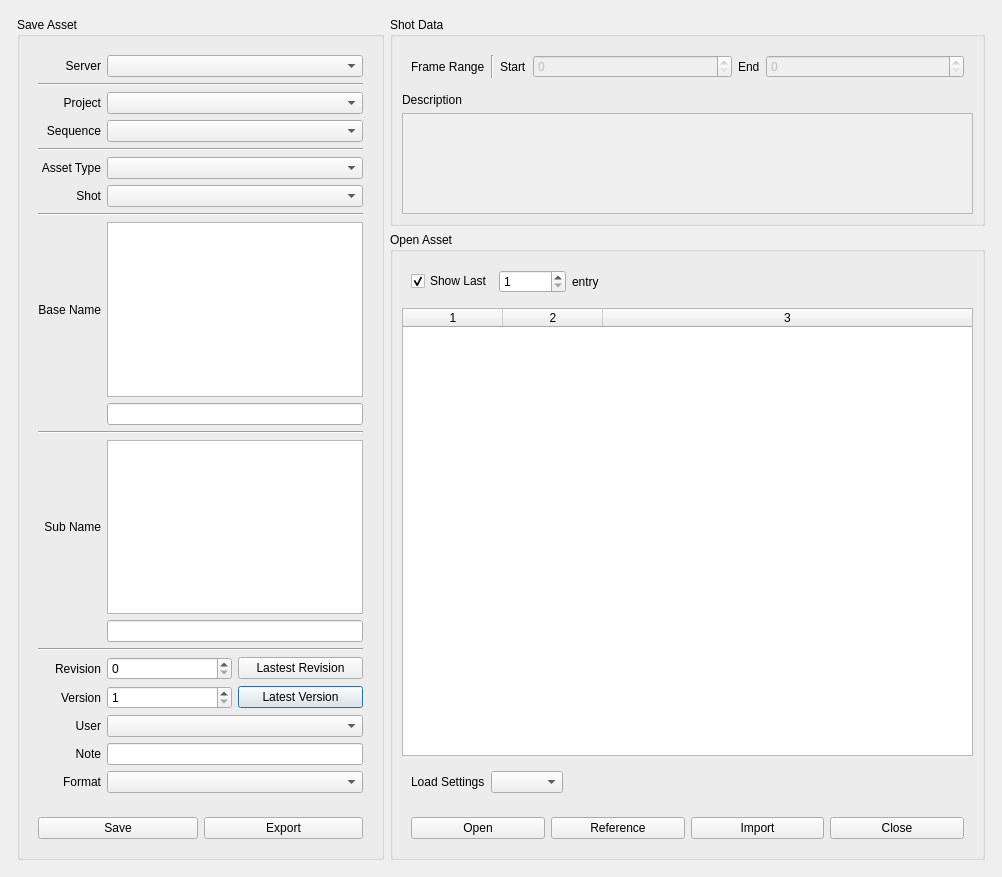
The window that oyProjectManager/ui/assetManager.ui (code-google-com/oyprojectmanager) describes before a commit, drawn with Qt 5.
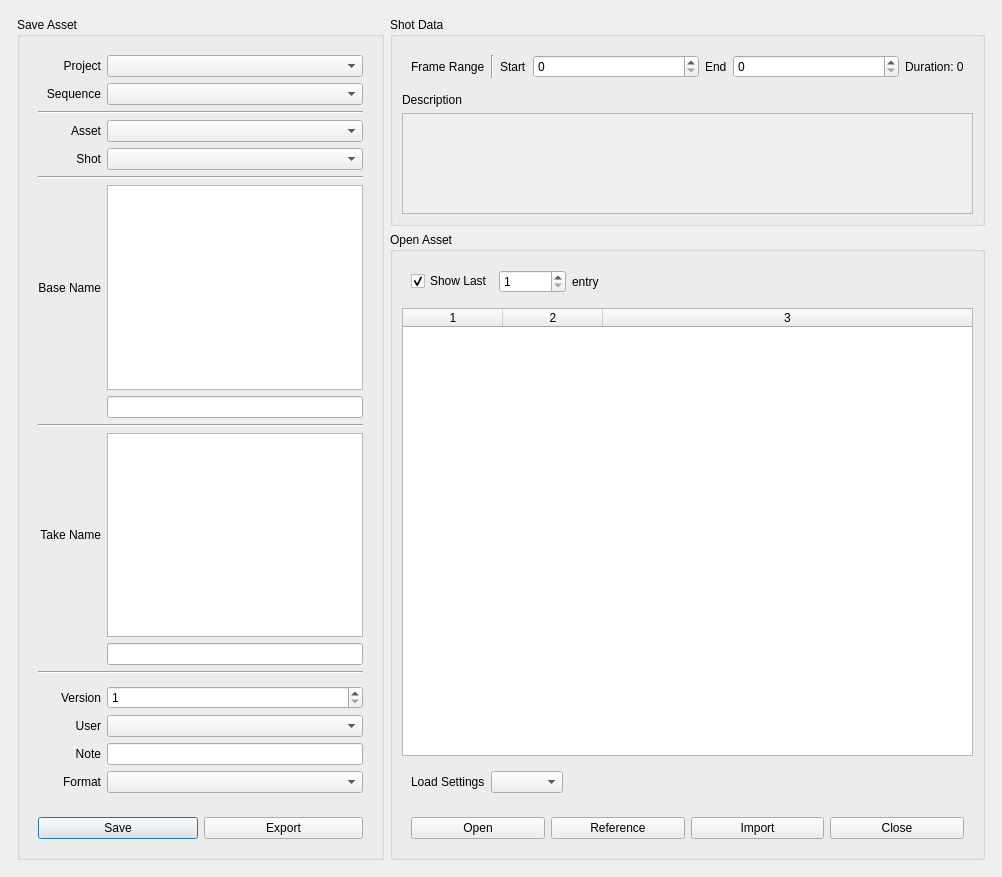
The same window after the commit.

Commit message: started to renew the assetManager.UI

The edit to the form file:
```diff
--- a/oyProjectManager/ui/assetManager.ui
+++ b/oyProjectManager/ui/assetManager.ui
@@ -50,7 +50,7 @@
             <item>
              <widget class="QWidget" name="gridWidget1" native="true">
               <layout class="QGridLayout" name="gridLayout1">
-               <item row="7" column="0">
+               <item row="5" column="0">
                 <widget class="QLabel" name="shot_label1">
                  <property name="text">
                   <string>Shot</string>
@@ -60,27 +60,7 @@
                  </property>
                 </widget>
                </item>
-               <item row="0" column="0">
-                <widget class="QLabel" name="server_label">
-                 <property name="text">
-                  <string>Server</string>
-                 </property>
-                 <property name="alignment">
-                  <set>Qt::AlignRight|Qt::AlignTrailing|Qt::AlignVCenter</set>
-                 </property>
-                </widget>
-               </item>
-               <item row="16" column="0">
-                <widget class="QLabel" name="revision_label1">
-                 <property name="text">
-                  <string>Revision</string>
-                 </property>
-                 <property name="alignment">
-                  <set>Qt::AlignRight|Qt::AlignTrailing|Qt::AlignVCenter</set>
-                 </property>
-                </widget>
-               </item>
-               <item row="17" column="1">
+               <item row="15" column="1">
                 <widget class="QWidget" name="version_horizontalWidget" native="true">
                  <layout class="QHBoxLayout" name="version_horizontalLayout">
                   <property name="margin">
@@ -110,29 +90,10 @@
                     </property>
                    </widget>
                   </item>
-                  <item>
-                   <widget class="QPushButton" name="version_pushButton">
-                    <property name="minimumSize">
-                     <size>
-                      <width>111</width>
-                      <height>0</height>
-                     </size>
-                    </property>
-                    <property name="toolTip">
-                     <string>gets the latest version number</string>
-                    </property>
-                    <property name="statusTip">
-                     <string>gets the latest version number</string>
-                    </property>
-                    <property name="text">
-                     <string>Latest Version</string>
-                    </property>
-                   </widget>
-                  </item>
                  </layout>
                 </widget>
                </item>
-               <item row="7" column="1">
+               <item row="5" column="1">
                 <widget class="QComboBox" name="shot_comboBox1">
                  <property name="enabled">
                   <bool>true</bool>
@@ -156,7 +117,7 @@
                  </property>
                 </widget>
                </item>
-               <item row="3" column="0">
+               <item row="1" column="0">
                 <widget class="QLabel" name="sequence_label">
                  <property name="text">
                   <string>Sequence</string>
@@ -166,8 +127,8 @@
                  </property>
                 </widget>
                </item>
-               <item row="13" column="1">
-                <widget class="QListWidget" name="subName_listWidget">
+               <item row="11" column="1">
+                <widget class="QListWidget" name="take_name_listWidget">
                  <property name="sizePolicy">
                   <sizepolicy hsizetype="Expanding" vsizetype="Expanding">
                    <horstretch>0</horstretch>
@@ -188,31 +149,7 @@
                  </property>
                 </widget>
                </item>
-               <item row="0" column="1">
-                <widget class="QComboBox" name="server_comboBox">
-                 <property name="sizePolicy">
-                  <sizepolicy hsizetype="Expanding" vsizetype="Fixed">
-                   <horstretch>0</horstretch>
-                   <verstretch>0</verstretch>
-                  </sizepolicy>
-                 </property>
-                 <property name="toolTip">
-                  <string>Select a Server</string>
-                 </property>
-                 <property name="statusTip">
-                  <string>Select a Server</string>
-                 </property>
-                 <property name="whatsThis">
-                  <string>Server:
-
-Servers are the places that the main project folders are saved. For now there is only one supported server. In the future that can be expanded to multiple servers...</string>
-                 </property>
-                 <property name="editable">
-                  <bool>false</bool>
-                 </property>
-                </widget>
-               </item>
-               <item row="19" column="1">
+               <item row="17" column="1">
                 <widget class="QLineEdit" name="note_lineEdit1">
                  <property name="sizePolicy">
                   <sizepolicy hsizetype="Expanding" vsizetype="Fixed">
@@ -233,61 +170,27 @@
                  </property>
                 </widget>
                </item>
-               <item row="16" column="1">
+               <item row="14" column="1">
                 <widget class="QWidget" name="revision_horizontalWidget" native="true">
-                 <layout class="QHBoxLayout" name="revision_horizontalLayout" stretch="1,1">
+                 <layout class="QHBoxLayout" name="revision_horizontalLayout" stretch="">
                   <property name="margin">
                    <number>0</number>
                   </property>
-                  <item>
-                   <widget class="QSpinBox" name="revision_spinBox">
-                    <property name="toolTip">
-                     <string>increase it when the asset needs a revision</string>
-                    </property>
-                    <property name="statusTip">
-                     <string>increase it when the asset needs a revision</string>
-                    </property>
-                    <property name="whatsThis">
-                     <string>Revision Number:
-
-Revision numbers represents the milestones in the development of this asset. Generally it is increased when something big is changed in the asset.</string>
-                    </property>
-                   </widget>
-                  </item>
-                  <item>
-                   <widget class="QPushButton" name="revision_pushButton">
-                    <property name="minimumSize">
-                     <size>
-                      <width>111</width>
-                      <height>0</height>
-                     </size>
-                    </property>
-                    <property name="toolTip">
-                     <string>gets the latest revision number</string>
-                    </property>
-                    <property name="statusTip">
-                     <string>gets the latest revision number</string>
-                    </property>
-                    <property name="text">
-                     <string>Lastest Revision</string>
-                    </property>
-                   </widget>
-                  </item>
                  </layout>
                 </widget>
                </item>
-               <item row="6" column="0">
+               <item row="4" column="0">
                 <widget class="QLabel" name="assetType_label1">
                  <property name="text">
-                  <string>Asset Type</string>
+                  <string>Asset</string>
                  </property>
                  <property name="alignment">
                   <set>Qt::AlignRight|Qt::AlignTrailing|Qt::AlignVCenter</set>
                  </property>
                 </widget>
                </item>
-               <item row="10" column="1">
-                <widget class="QListWidget" name="baseName_listWidget">
+               <item row="8" column="1">
+                <widget class="QListWidget" name="base_name_listWidget">
                  <property name="sizePolicy">
                   <sizepolicy hsizetype="Expanding" vsizetype="Expanding">
                    <horstretch>0</horstretch>
@@ -305,7 +208,7 @@
                  </property>
                 </widget>
                </item>
-               <item row="6" column="1">
+               <item row="4" column="1">
                 <widget class="QComboBox" name="assetType_comboBox1">
                  <property name="sizePolicy">
                   <sizepolicy hsizetype="Preferred" vsizetype="Fixed">
@@ -326,21 +229,14 @@
                  </property>
                 </widget>
                </item>
-               <item row="12" column="0" colspan="2">
+               <item row="10" column="0" colspan="2">
                 <widget class="Line" name="line_4">
                  <property name="orientation">
                   <enum>Qt::Horizontal</enum>
                  </property>
                 </widget>
                </item>
-               <item row="1" column="0" colspan="2">
-                <widget class="Line" name="line">
-                 <property name="orientation">
-                  <enum>Qt::Horizontal</enum>
-                 </property>
-                </widget>
-               </item>
-               <item row="2" column="1">
+               <item row="0" column="1">
                 <widget class="QComboBox" name="project_comboBox">
                  <property name="sizePolicy">
                   <sizepolicy hsizetype="Expanding" vsizetype="Fixed">
@@ -364,17 +260,17 @@
                  </property>
                 </widget>
                </item>
-               <item row="13" column="0">
-                <widget class="QLabel" name="subName_label1">
+               <item row="11" column="0">
+                <widget class="QLabel" name="take_name_label">
                  <property name="text">
-                  <string>Sub Name</string>
+                  <string>Take Name</string>
                  </property>
                  <property name="alignment">
                   <set>Qt::AlignRight|Qt::AlignTrailing|Qt::AlignVCenter</set>
                  </property>
                 </widget>
                </item>
-               <item row="19" column="0">
+               <item row="17" column="0">
                 <widget class="QLabel" name="note_label1">
                  <property name="text">
                   <string>Note</string>
@@ -384,17 +280,7 @@
                  </property>
                 </widget>
                </item>
-               <item row="10" column="0">
-                <widget class="QLabel" name="baseName_label1">
-                 <property name="text">
-                  <string>Base Name</string>
-                 </property>
-                 <property name="alignment">
-                  <set>Qt::AlignRight|Qt::AlignTrailing|Qt::AlignVCenter</set>
-                 </property>
-                </widget>
-               </item>
-               <item row="3" column="1">
+               <item row="1" column="1">
                 <widget class="QComboBox" name="sequence_comboBox">
                  <property name="sizePolicy">
                   <sizepolicy hsizetype="Expanding" vsizetype="Fixed">
@@ -418,8 +304,8 @@
                  </property>
                 </widget>
                </item>
-               <item row="11" column="1">
-                <widget class="QLineEdit" name="baseName_lineEdit">
+               <item row="9" column="1">
+                <widget class="QLineEdit" name="base_name_lineEdit">
                  <property name="toolTip">
                   <string>enter the baseName for new assets here</string>
                  </property>
@@ -428,7 +314,7 @@
                  </property>
                 </widget>
                </item>
-               <item row="2" column="0">
+               <item row="0" column="0">
                 <widget class="QLabel" name="project_label">
                  <property name="text">
                   <string>Project</string>
@@ -438,29 +324,29 @@
                  </property>
                 </widget>
                </item>
-               <item row="4" column="0" colspan="2">
+               <item row="2" column="0" colspan="2">
                 <widget class="Line" name="line_2">
                  <property name="orientation">
                   <enum>Qt::Horizontal</enum>
                  </property>
                 </widget>
                </item>
-               <item row="15" column="0" colspan="2">
+               <item row="13" column="0" colspan="2">
                 <widget class="Line" name="line_5">
                  <property name="orientation">
                   <enum>Qt::Horizontal</enum>
                  </property>
                 </widget>
                </item>
-               <item row="8" column="0" colspan="2">
+               <item row="6" column="0" colspan="2">
                 <widget class="Line" name="line_3">
                  <property name="orientation">
                   <enum>Qt::Horizontal</enum>
                  </property>
                 </widget>
                </item>
-               <item row="14" column="1">
-                <widget class="QLineEdit" name="subName_lineEdit">
+               <item row="12" column="1">
+                <widget class="QLineEdit" name="sub_name_lineEdit">
                  <property name="toolTip">
                   <string>enter the subName for new assets here</string>
                  </property>
@@ -469,7 +355,7 @@
                  </property>
                 </widget>
                </item>
-               <item row="18" column="1">
+               <item row="16" column="1">
                 <widget class="QComboBox" name="user_comboBox1">
                  <property name="sizePolicy">
                   <sizepolicy hsizetype="Preferred" vsizetype="Fixed">
@@ -490,7 +376,7 @@
                  </property>
                 </widget>
                </item>
-               <item row="18" column="0">
+               <item row="16" column="0">
                 <widget class="QLabel" name="user_label1">
                  <property name="text">
                   <string>User</string>
@@ -500,7 +386,7 @@
                  </property>
                 </widget>
                </item>
-               <item row="17" column="0">
+               <item row="15" column="0">
                 <widget class="QLabel" name="version_label1">
                  <property name="text">
                   <string>Version</string>
@@ -510,10 +396,10 @@
                  </property>
                 </widget>
                </item>
-               <item row="20" column="1">
+               <item row="18" column="1">
                 <widget class="QComboBox" name="formats_comboBox"/>
                </item>
-               <item row="20" column="0">
+               <item row="18" column="0">
                 <widget class="QLabel" name="formats_label">
                  <property name="text">
                   <string>Format</string>
@@ -523,6 +409,16 @@
                  </property>
                 </widget>
                </item>
+               <item row="8" column="0">
+                <widget class="QLabel" name="base_name_label">
+                 <property name="text">
+                  <string>Base Name</string>
+                 </property>
+                 <property name="alignment">
+                  <set>Qt::AlignRight|Qt::AlignTrailing|Qt::AlignVCenter</set>
+                 </property>
+                </widget>
+               </item>
               </layout>
              </widget>
             </item>
@@ -637,7 +533,7 @@
                <item>
                 <widget class="QSpinBox" name="startFrame_spinBox">
                  <property name="enabled">
-                  <bool>false</bool>
+                  <bool>true</bool>
                  </property>
                  <property name="sizePolicy">
                   <sizepolicy hsizetype="Expanding" vsizetype="Fixed">
@@ -666,7 +562,7 @@
                <item>
                 <widget class="QSpinBox" name="endFrame_spinBox">
                  <property name="enabled">
-                  <bool>false</bool>
+                  <bool>true</bool>
                  </property>
                  <property name="sizePolicy">
                   <sizepolicy hsizetype="Expanding" vsizetype="Fixed">
@@ -679,6 +575,19 @@
                  </property>
                 </widget>
                </item>
+               <item>
+                <widget class="QLabel" name="endFrame_label_2">
+                 <property name="sizePolicy">
+                  <sizepolicy hsizetype="Preferred" vsizetype="Preferred">
+                   <horstretch>0</horstretch>
+                   <verstretch>0</verstretch>
+                  </sizepolicy>
+                 </property>
+                 <property name="text">
+                  <string>Duration: 0</string>
+                 </property>
+                </widget>
+               </item>
               </layout>
              </widget>
             </item>
@@ -807,15 +716,6 @@
               <attribute name="verticalHeaderDefaultSectionSize">
                <number>19</number>
               </attribute>
-              <attribute name="verticalHeaderVisible">
-               <bool>false</bool>
-              </attribute>
-              <attribute name="verticalHeaderDefaultSectionSize">
-               <number>19</number>
-              </attribute>
-              <attribute name="horizontalHeaderStretchLastSection">
-               <bool>true</bool>
-              </attribute>
               <column/>
               <column/>
               <column/>
```
Left out of the diff: 12 changed lines with no effect on the pictures. The commit also changes 12 other files.
